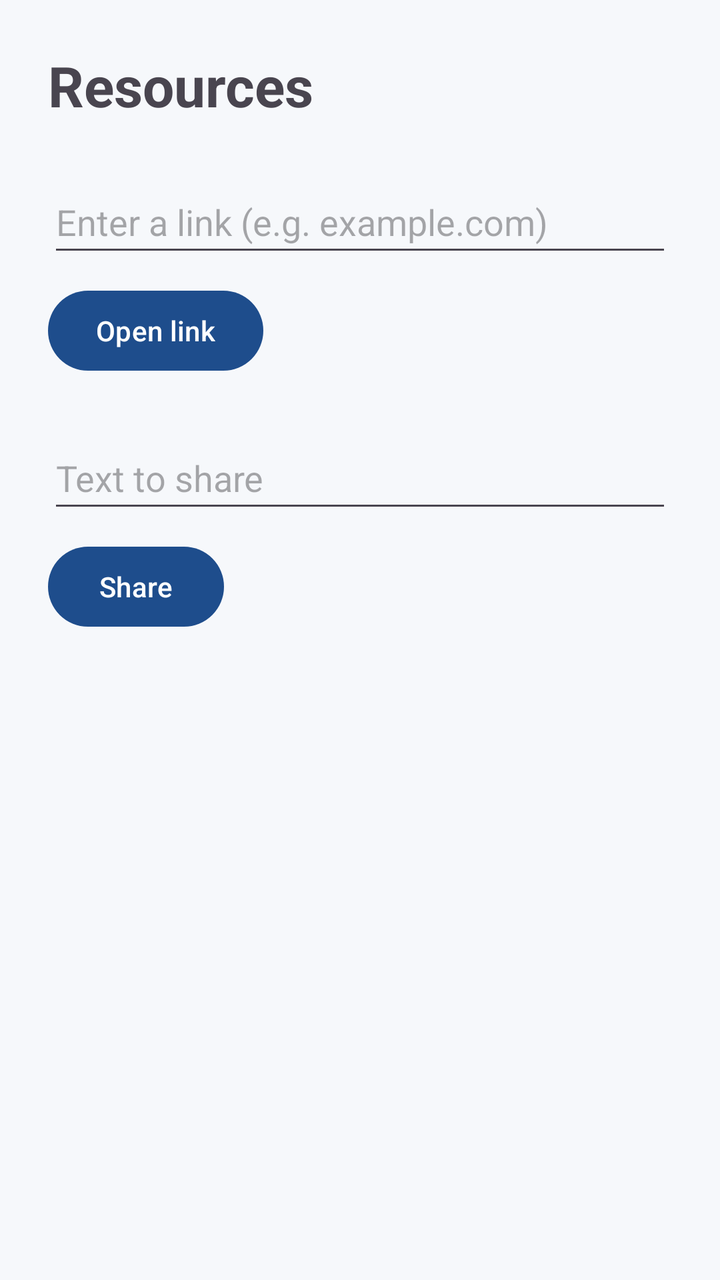
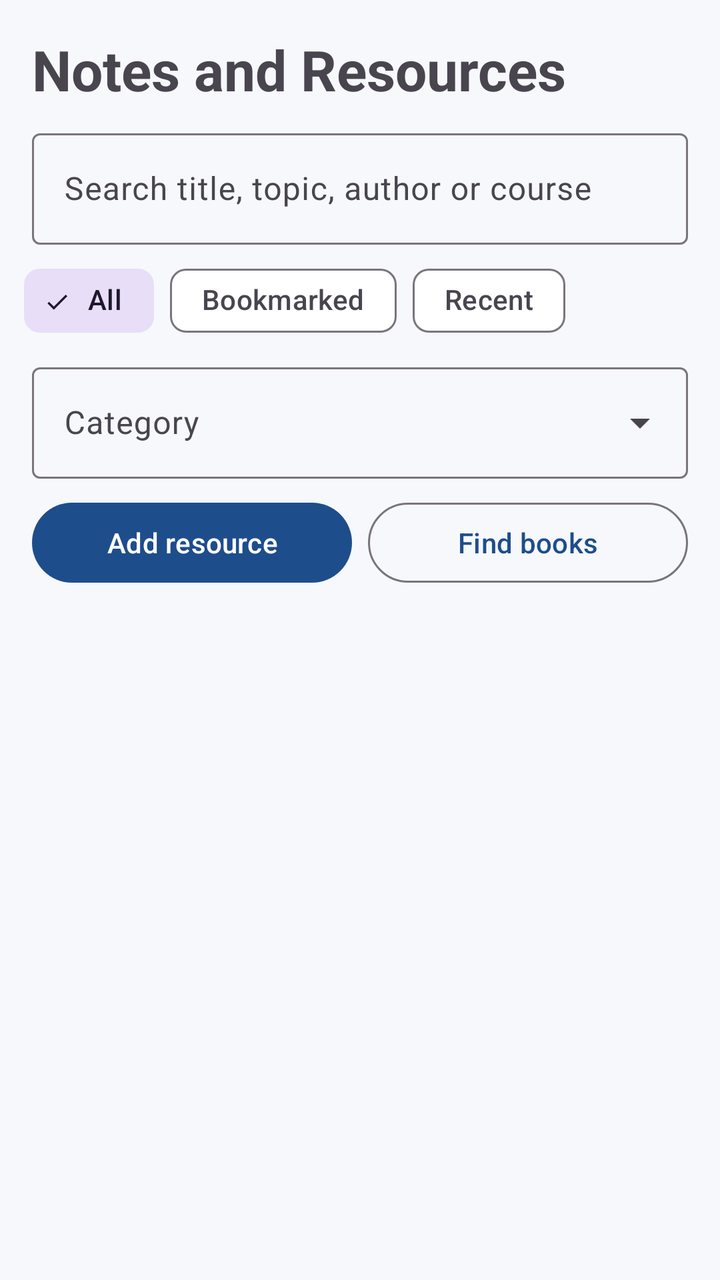

Compare the two renders of this Android layout. The source of the first and the diff that turns it into the second are given below.
<!-- AndroidManifest.xml: application theme Theme.CampusMate -->
<!-- res/layout/fragment_resources.xml -->
<?xml version="1.0" encoding="utf-8"?>
<LinearLayout xmlns:android="http://schemas.android.com/apk/res/android"
    android:layout_width="match_parent"
    android:layout_height="match_parent"
    android:orientation="vertical"
    android:padding="24dp">

    <TextView
        android:id="@+id/textTitle"
        android:layout_width="wrap_content"
        android:layout_height="wrap_content"
        android:text="@string/resources_title"
        android:textSize="28sp"
        android:textStyle="bold" />

    <EditText
        android:id="@+id/editUrl"
        android:layout_width="match_parent"
        android:layout_height="wrap_content"
        android:layout_marginTop="24dp"
        android:hint="@string/resources_hint_url"
        android:inputType="textUri"
        android:minHeight="48dp" />

    <Button
        android:id="@+id/buttonOpenLink"
        android:layout_width="wrap_content"
        android:layout_height="wrap_content"
        android:layout_marginTop="8dp"
        android:text="@string/resources_button_open_link" />

    <EditText
        android:id="@+id/editShareText"
        android:layout_width="match_parent"
        android:layout_height="wrap_content"
        android:layout_marginTop="24dp"
        android:hint="@string/resources_hint_share_text"
        android:inputType="textMultiLine"
        android:minHeight="48dp" />

    <Button
        android:id="@+id/buttonShare"
        android:layout_width="wrap_content"
        android:layout_height="wrap_content"
        android:layout_marginTop="8dp"
        android:text="@string/resources_button_share" />

</LinearLayout>
<!-- resources referenced by this layout -->
<resources>
  <string name="resources_button_open_link">Open link</string>
  <string name="resources_button_share">Share</string>
  <string name="resources_hint_share_text">Text to share</string>
  <string name="resources_hint_url">Enter a link (e.g. example.com)</string>
  <string name="resources_title">Resources</string>
  <style name="Theme.CampusMate" parent="Base.Theme.CampusMate" />
  <style name="Base.Theme.CampusMate" parent="Theme.Material3.DayNight.NoActionBar">
          <item name="colorPrimary">@color/cm_primary</item>
          <item name="colorOnPrimary">@color/cm_on_primary</item>
          <item name="colorSecondary">@color/cm_secondary</item>
          <item name="colorOnSecondary">@color/cm_on_secondary</item>
          <item name="android:colorBackground">@color/cm_background</item>
          <item name="colorSurface">@color/cm_surface</item>
          <item name="colorOnSurface">@color/cm_on_surface</item>
          <item name="colorError">@color/cm_error</item>
          <item name="android:statusBarColor">@color/cm_primary_dark</item>
      </style>
  <color name="cm_primary">#1E4D8C</color>
  <color name="cm_on_primary">#FFFFFF</color>
  <color name="cm_secondary">#00897B</color>
  <color name="cm_on_secondary">#FFFFFF</color>
  <color name="cm_background">#F6F8FB</color>
  <color name="cm_surface">#FFFFFF</color>
  <color name="cm_on_surface">#1B1F24</color>
  <color name="cm_error">#B3261E</color>
  <color name="cm_primary_dark">#12325C</color>
</resources>

<!-- the commit's change to res/layout/fragment_resources.xml (unified diff, before → after) -->
@@ -1,48 +1,139 @@
 <?xml version="1.0" encoding="utf-8"?>
 <LinearLayout xmlns:android="http://schemas.android.com/apk/res/android"
+    xmlns:app="http://schemas.android.com/apk/res-auto"
     android:layout_width="match_parent"
     android:layout_height="match_parent"
-    android:orientation="vertical"
-    android:padding="24dp">
+    android:orientation="vertical">
 
     <TextView
         android:id="@+id/textTitle"
         android:layout_width="wrap_content"
         android:layout_height="wrap_content"
-        android:text="@string/resources_title"
+        android:layout_marginHorizontal="16dp"
+        android:layout_marginTop="16dp"
+        android:text="@string/workspace_resources"
         android:textSize="28sp"
         android:textStyle="bold" />
 
-    <EditText
-        android:id="@+id/editUrl"
+    <com.google.android.material.textfield.TextInputLayout
+        style="@style/Widget.Material3.TextInputLayout.OutlinedBox"
         android:layout_width="match_parent"
         android:layout_height="wrap_content"
-        android:layout_marginTop="24dp"
-        android:hint="@string/resources_hint_url"
-        android:inputType="textUri"
-        android:minHeight="48dp" />
+        android:layout_marginHorizontal="16dp"
+        android:layout_marginTop="8dp"
+        android:hint="@string/resources_search_hint">
 
-    <Button
-        android:id="@+id/buttonOpenLink"
-        android:layout_width="wrap_content"
-        android:layout_height="wrap_content"
-        android:layout_marginTop="8dp"
-        android:text="@string/resources_button_open_link" />
+        <com.google.android.material.textfield.TextInputEditText
+            android:id="@+id/editSearch"
+            android:layout_width="match_parent"
+            android:layout_height="wrap_content"
+            android:imeOptions="actionSearch"
+            android:inputType="text"
+            android:maxLines="1"
+            android:saveEnabled="false" />
+    </com.google.android.material.textfield.TextInputLayout>
 
-    <EditText
-        android:id="@+id/editShareText"
+    <HorizontalScrollView
         android:layout_width="match_parent"
         android:layout_height="wrap_content"
-        android:layout_marginTop="24dp"
-        android:hint="@string/resources_hint_share_text"
-        android:inputType="textMultiLine"
-        android:minHeight="48dp" />
+        android:scrollbars="none">
 
-    <Button
-        android:id="@+id/buttonShare"
-        android:layout_width="wrap_content"
+        <com.google.android.material.chip.ChipGroup
+            android:id="@+id/chipGroupMode"
+            android:layout_width="wrap_content"
+            android:layout_height="wrap_content"
+            android:paddingHorizontal="12dp"
+            android:paddingVertical="4dp"
+            app:selectionRequired="true"
+            app:singleLine="true"
+            app:singleSelection="true">
+
+            <com.google.android.material.chip.Chip
+                android:id="@+id/chipAll"
+                style="@style/Widget.Material3.Chip.Filter"
+                android:layout_width="wrap_content"
+                android:layout_height="wrap_content"
+                android:checked="true"
+                android:text="@string/resources_filter_all" />
+
+            <com.google.android.material.chip.Chip
+                android:id="@+id/chipBookmarked"
+                style="@style/Widget.Material3.Chip.Filter"
+                android:layout_width="wrap_content"
+                android:layout_height="wrap_content"
+                android:text="@string/resources_filter_bookmarked" />
+
+            <com.google.android.material.chip.Chip
+                android:id="@+id/chipRecent"
+                style="@style/Widget.Material3.Chip.Filter"
+                android:layout_width="wrap_content"
+                android:layout_height="wrap_content"
+                android:text="@string/resources_filter_recent" />
+        </com.google.android.material.chip.ChipGroup>
+    </HorizontalScrollView>
+
+    <com.google.android.material.textfield.TextInputLayout
+        style="@style/Widget.Material3.TextInputLayout.OutlinedBox.ExposedDropdownMenu"
+        android:layout_width="match_parent"
         android:layout_height="wrap_content"
+        android:layout_marginHorizontal="16dp"
+        android:hint="@string/resources_category_hint">
+
+        <com.google.android.material.textfield.MaterialAutoCompleteTextView
+            android:id="@+id/dropdownCategoryFilter"
+            android:layout_width="match_parent"
+            android:layout_height="wrap_content"
+            android:inputType="none"
+            android:saveEnabled="false" />
+    </com.google.android.material.textfield.TextInputLayout>
+
+    <LinearLayout
+        android:layout_width="match_parent"
+        android:layout_height="wrap_content"
+        android:layout_marginHorizontal="16dp"
         android:layout_marginTop="8dp"
-        android:text="@string/resources_button_share" />
+        android:orientation="horizontal">
 
+        <com.google.android.material.button.MaterialButton
+            android:id="@+id/buttonAdd"
+            android:layout_width="0dp"
+            android:layout_height="wrap_content"
+            android:layout_marginEnd="4dp"
+            android:layout_weight="1"
+            android:text="@string/resource_add" />
+
+        <com.google.android.material.button.MaterialButton
+            android:id="@+id/buttonBooks"
+            style="?attr/materialButtonOutlinedStyle"
+            android:layout_width="0dp"
+            android:layout_height="wrap_content"
+            android:layout_marginStart="4dp"
+            android:layout_weight="1"
+            android:text="@string/resource_find_books" />
+    </LinearLayout>
+
+    <FrameLayout
+        android:layout_width="match_parent"
+        android:layout_height="0dp"
+        android:layout_weight="1">
+
+        <androidx.recyclerview.widget.RecyclerView
+            android:id="@+id/recyclerResources"
+            android:layout_width="match_parent"
+            android:layout_height="match_parent"
+            android:clipToPadding="false"
+            android:paddingTop="4dp"
+            android:paddingBottom="16dp" />
+
+        <TextView
+            android:id="@+id/textEmpty"
+            android:layout_width="wrap_content"
+            android:layout_height="wrap_content"
+            android:layout_gravity="center"
+            android:gravity="center"
+            android:padding="24dp"
+            android:text="@string/resources_empty"
+            android:textSize="16sp"
+            android:visibility="gone" />
+    </FrameLayout>
 </LinearLayout>
<!-- resource entries referenced after the edit -->
@@ -1,10 +1,14 @@
 <!-- resources referenced by this layout -->
 <resources>
-  <string name="resources_button_open_link">Open link</string>
-  <string name="resources_button_share">Share</string>
-  <string name="resources_hint_share_text">Text to share</string>
-  <string name="resources_hint_url">Enter a link (e.g. example.com)</string>
-  <string name="resources_title">Resources</string>
+  <string name="resource_add">Add resource</string>
+  <string name="resource_find_books">Find books</string>
+  <string name="resources_category_hint">Category</string>
+  <string name="resources_empty">Nothing here yet. Add a file or link, or find a book.</string>
+  <string name="resources_filter_all">All</string>
+  <string name="resources_filter_bookmarked">Bookmarked</string>
+  <string name="resources_filter_recent">Recent</string>
+  <string name="resources_search_hint">Search title, topic, author or course</string>
+  <string name="workspace_resources">Notes and Resources</string>
   <style name="Theme.CampusMate" parent="Base.Theme.CampusMate" />
   <style name="Base.Theme.CampusMate" parent="Theme.Material3.DayNight.NoActionBar">
           <item name="colorPrimary">@color/cm_primary</item>
